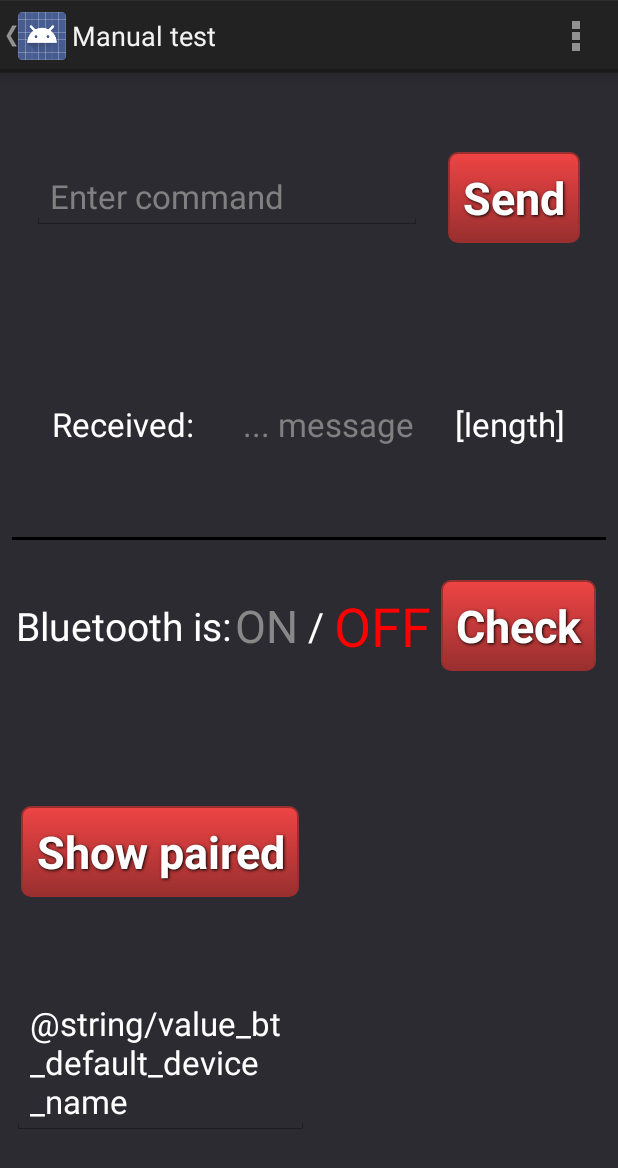
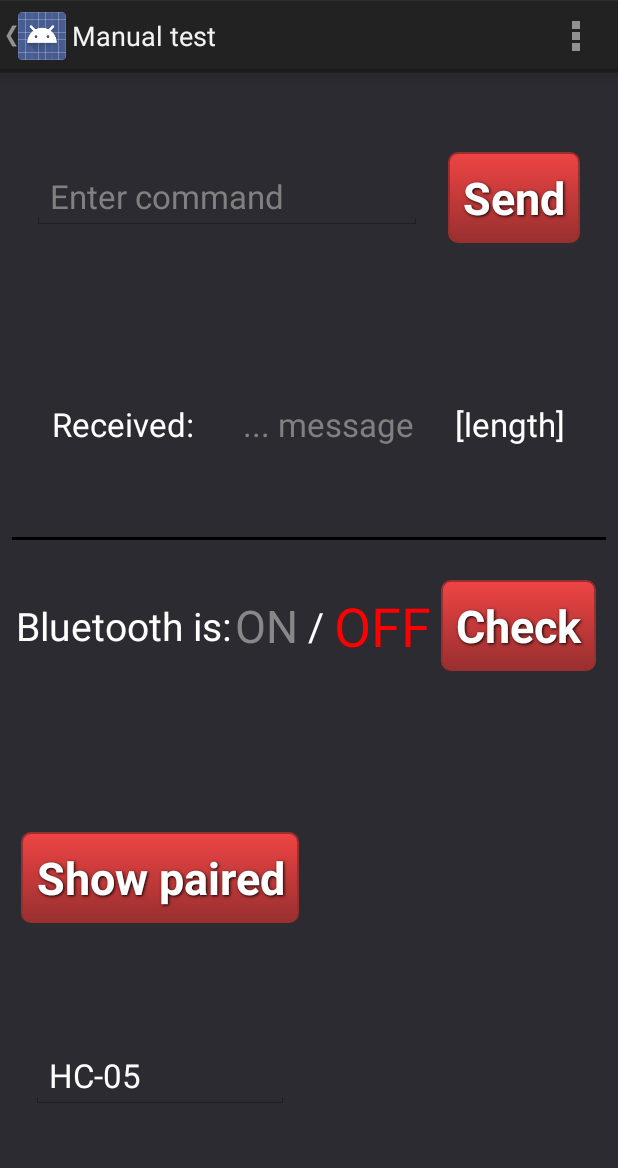
Before and after one commit to boremeister/OmniCon-Android, an Android app: the screen it shows after launch (ManualTestActivity), in the options menu, after a tap on "Manual control", on a phone screen of 412 x 824 dp. Shown: the top 1168 px of the screen. Run offline under Robolectric (Android 15) with nearby library versions, the phone set to English and light mode, and no system bars; 14 statements that could not run were skipped.

Commit message:
a) preferences

```diff
--- a/app/src/main/java/com/bd/bluemotor/AvtoActivity.java
+++ b/app/src/main/java/com/bd/bluemotor/AvtoActivity.java
@@ -38,7 +38,7 @@ public class AvtoActivity extends Activity {
     private StringBuilder recDataString = new StringBuilder();
 
     private static UUID DEVICE_UUID;
-    private String deviceName, uuid, responseStartChar, responseEndChar, selectedFromList;
+    private String deviceName, uuid, responseStartChar, responseEndChar, selectedFromList, servo1orientation, servo2orientation;
     TextView tvResponse;
     Button btnTurnLeft, btnTurnRight;
     ImageButton imgBtnStop;
@@ -50,12 +50,19 @@ public class AvtoActivity extends Activity {
 		// Show the Up button in the action bar.
 		setupActionBar();
 
+        // initialize
+        bt = new BoreToolbox(getApplicationContext());
+        comHan = new CommandHandler(res);
+        bth = new BluetoothHandler(BluetoothAdapter.getDefaultAdapter(), DEVICE_UUID);
+
         // read values from preferences
         SharedPreferences prefs = PreferenceManager.getDefaultSharedPreferences(this);
-        deviceName = prefs.getString("device_name","@string/value_bt_default_device_name");
-        uuid = prefs.getString("device_uuid", "@string/value_default_device_uuid");
-        responseStartChar = prefs.getString("command_start_char", "@string/value_default_command_start_char");
-        responseEndChar = prefs.getString("command_end_char", "@string/value_default_command_end_char");
+        deviceName = prefs.getString("device_name", bt.getStringResourceByName("value_bt_default_device_name"));
+        uuid = prefs.getString("device_uuid", bt.getStringResourceByName("value_default_device_uuid"));
+        responseStartChar = prefs.getString("command_start_char", bt.getStringResourceByName("value_default_command_start_char"));
+        responseEndChar = prefs.getString("command_end_char", bt.getStringResourceByName("value_default_command_end_char"));
+        servo1orientation = prefs.getString("servo_orientation_1", bt.getStringResourceByName("value_default_servo_1_orientation"));
+        servo2orientation = prefs.getString("servo_orientation_2", bt.getStringResourceByName("value_default_servo_2_orientation"));
         DEVICE_UUID = UUID.fromString(uuid);
 
         // UI fields
@@ -63,11 +70,6 @@ public class AvtoActivity extends Activity {
         btnTurnLeft = (Button) findViewById(R.id.buttonTurnLeft);
         btnTurnRight = (Button) findViewById(R.id.buttonTurnRight);
         imgBtnStop = (ImageButton) findViewById(R.id.imageButtonStop);
-
-        bt = new BoreToolbox(getApplicationContext());
-        comHan = new CommandHandler(res);
-        // initialize BluetoothHandler
-        bth = new BluetoothHandler(BluetoothAdapter.getDefaultAdapter(), DEVICE_UUID);
 
         /*
         * handler for receiving data from BT module
--- a/app/src/main/java/com/bd/bluemotor/BoreToolbox.java
+++ b/app/src/main/java/com/bd/bluemotor/BoreToolbox.java
@@ -7,13 +7,33 @@ public class BoreToolbox {
 
 	Context c = null;
 
+    // init - set context
 	public BoreToolbox(Context c){
 		this.c = c.getApplicationContext();
 	}
 
+    /**
+     *
+     * print with toast
+     */
 	void print (String text){
 		if(c!=null)
 			Toast.makeText(c, text, Toast.LENGTH_SHORT).show();
 	}
 
+    /**
+     * returns resources value by name
+     * http://stackoverflow.com/questions/7493287/android-how-do-i-get-string-from-resources-using-its-name
+     */
+    public String getStringResourceByName(String aString) {
+        String packageName = c.getPackageName();
+        int resId = c.getResources()
+                .getIdentifier(aString, "string", packageName);
+        if (resId == 0) {
+            return aString;
+        } else {
+            return c.getString(resId);
+        }
+    }
+
 }
--- a/app/src/main/java/com/bd/bluemotor/CommandHandler.java
+++ b/app/src/main/java/com/bd/bluemotor/CommandHandler.java
@@ -32,7 +32,7 @@ public class CommandHandler {
         dc_max_speed = res.getInteger(R.integer.dc_max_speed);
         direction_forward = res.getInteger(R.integer.direction_forward);
         direction_backward = res.getInteger(R.integer.direction_backward);
-        command_ending_char = res.getString(R.string.command_ending_char);
+        command_ending_char = res.getString(R.string.value_default_command_end_char);
     }
 
     /*
--- a/app/src/main/java/com/bd/bluemotor/ManualTestActivity.java
+++ b/app/src/main/java/com/bd/bluemotor/ManualTestActivity.java
@@ -57,14 +57,16 @@ public class ManualTestActivity extends BaseActivity {
 		// Show the Up button in the action bar.
 		setupActionBar();
 
+        bt = new BoreToolbox(getApplicationContext());
+
         // read values from preferences
         SharedPreferences prefs = PreferenceManager.getDefaultSharedPreferences(this);
-        deviceName = prefs.getString("device_name","@string/value_bt_default_device_name");
-        uuid = prefs.getString("device_uuid", "@string/value_default_device_uuid");
-        responseStartChar = prefs.getString("command_start_char", "@string/value_default_command_start_char");
-        responseEndChar = prefs.getString("command_end_char", "@string/value_default_command_end_char");
-        servo1orientation = prefs.getString("servo_orientation_1", "0");
-        servo2orientation = prefs.getString("servo_orientation_2", "0");
+        deviceName = prefs.getString("device_name", bt.getStringResourceByName("value_bt_default_device_name"));
+        uuid = prefs.getString("device_uuid", bt.getStringResourceByName("value_default_device_uuid"));
+        responseStartChar = prefs.getString("command_start_char", bt.getStringResourceByName("value_default_command_start_char"));
+        responseEndChar = prefs.getString("command_end_char", bt.getStringResourceByName("value_default_command_end_char"));
+        servo1orientation = prefs.getString("servo_orientation_1", bt.getStringResourceByName("value_default_servo_1_orientation"));
+        servo2orientation = prefs.getString("servo_orientation_2", bt.getStringResourceByName("value_default_servo_2_orientation"));
         DEVICE_UUID = UUID.fromString(uuid);
 
         // UI fields
@@ -78,8 +80,6 @@ public class ManualTestActivity extends BaseActivity {
         tvRespondLength = (TextView) findViewById(R.id.textViewRespondLength);
         lvPairedDevices = (ListView) findViewById(R.id.listViewPairedDevices);
         etCommand = (EditText) findViewById(R.id.editTextCommand);
-
-        bt = new BoreToolbox(getApplicationContext());
 
         // initialize BluetoothHandler
         bth = new BluetoothHandler(BluetoothAdapter.getDefaultAdapter(), DEVICE_UUID);
--- a/app/src/main/res/values/commands.xml
+++ b/app/src/main/res/values/commands.xml
@@ -11,5 +11,13 @@
     <integer name="dc_max_speed">100</integer>
     <integer name="direction_forward">1</integer>
     <integer name="direction_backward">0</integer>
-    <string name="command_ending_char">#</string>
+
+    <!-- default settings values -->
+    <string name="value_bt_default_device_name">HC-05</string>
+    <string name="value_default_command_start_char">~</string>
+    <string name="value_default_command_end_char">#</string>
+    <string name="value_default_device_uuid">00001101-0000-1000-8000-00805F9B34FB</string>
+    <string name="value_default_servo_1_orientation">0</string>
+    <string name="value_default_servo_2_orientation">0</string>
+
 </resources>
--- a/app/src/main/res/values/strings.xml
+++ b/app/src/main/res/values/strings.xml
@@ -37,12 +37,4 @@
     <string name="label_servo_1_orientation">Servo motor 1 orientation</string>
     <string name="label_servo_2_orientation">Servo motor 2 orientation</string>
 
-    <!-- default settings values -->
-    <string name="value_bt_default_device_name">HC-05</string>
-    <string name="value_default_command_start_char">~</string>
-    <string name="value_default_command_end_char">#</string>
-    <string name="value_default_device_uuid">00001101-0000-1000-8000-00805F9B34FB</string>
-    <string name="value_default_servo_1_orientation">0</string>
-    <string name="value_default_servo_2_orientation">0</string>
-
 </resources>
```
Also changed, not shown: 1 other file.
